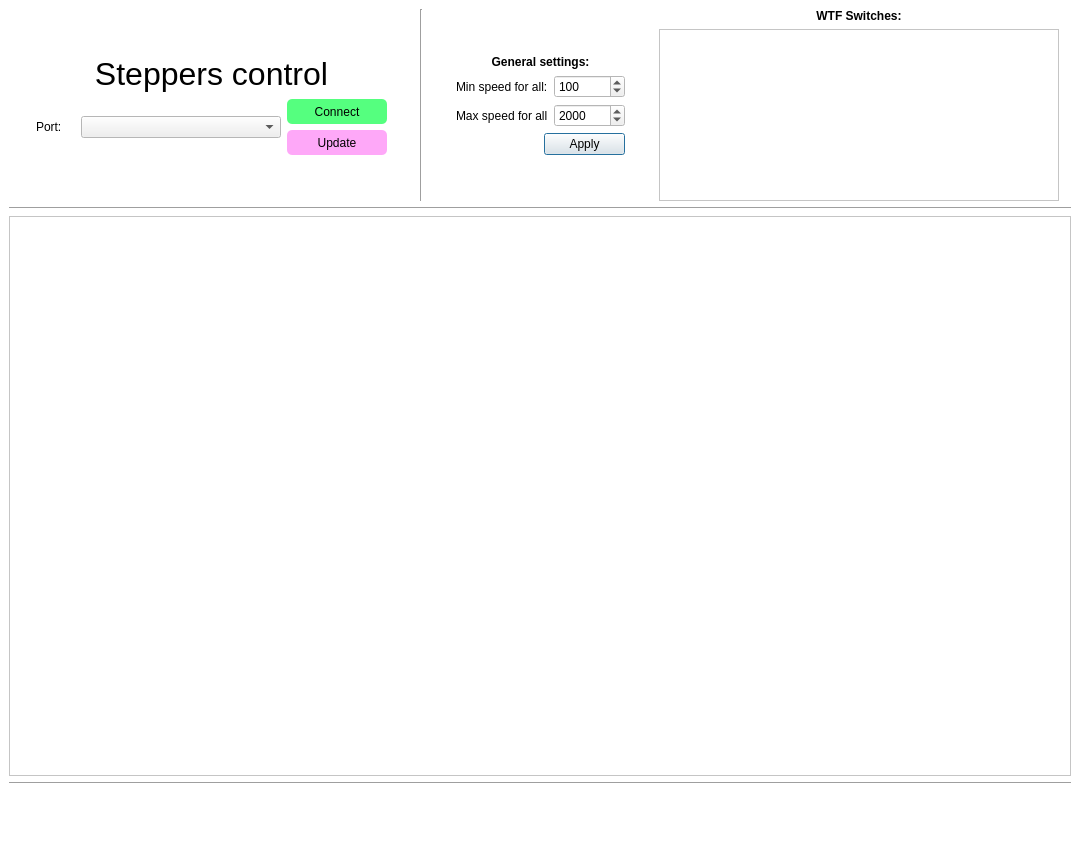
This is mainwindow.ui in Dmytr0K/steppers_control_se as Qt 5 draws it before an edit. The edited form follows.
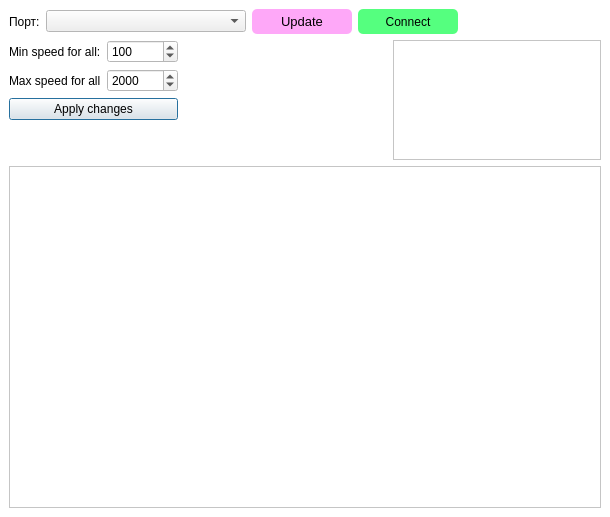
This is the edited form. Icons and pictures are not drawn.

Commit message: Replace layout -fix commands codes

```diff
--- a/mainwindow.ui
+++ b/mainwindow.ui
@@ -6,20 +6,20 @@
    <rect>
     <x>0</x>
     <y>0</y>
-    <width>1080</width>
-    <height>850</height>
+    <width>610</width>
+    <height>517</height>
    </rect>
   </property>
   <property name="minimumSize">
    <size>
-    <width>1080</width>
-    <height>850</height>
+    <width>0</width>
+    <height>0</height>
    </size>
   </property>
   <property name="maximumSize">
    <size>
-    <width>5000</width>
-    <height>5000</height>
+    <width>16777215</width>
+    <height>16777215</height>
    </size>
   </property>
   <property name="palette">
@@ -96,251 +96,103 @@
    <string notr="true"/>
   </property>
   <widget class="QWidget" name="centralwidget">
-   <layout class="QGridLayout" name="gridLayout_3">
-    <item row="4" column="0" colspan="5">
-     <spacer name="verticalSpacer_3">
-      <property name="orientation">
-       <enum>Qt::Vertical</enum>
-      </property>
-      <property name="sizeHint" stdset="0">
-       <size>
-        <width>20</width>
-        <height>40</height>
-       </size>
-      </property>
-     </spacer>
-    </item>
-    <item row="0" column="2">
-     <layout class="QGridLayout" name="gridLayout">
-      <item row="3" column="3">
-       <spacer name="horizontalSpacer_3">
-        <property name="orientation">
-         <enum>Qt::Horizontal</enum>
-        </property>
-        <property name="sizeHint" stdset="0">
-         <size>
-          <width>40</width>
-          <height>20</height>
-         </size>
-        </property>
-       </spacer>
-      </item>
-      <item row="2" column="2">
-       <widget class="QPushButton" name="buttonApply">
-        <property name="text">
-         <string>Apply</string>
-        </property>
-        <property name="default">
-         <bool>true</bool>
-        </property>
-       </widget>
-      </item>
-      <item row="1" column="1" colspan="2">
-       <layout class="QFormLayout" name="formLayout_3">
-        <item row="0" column="0">
-         <spacer name="verticalSpacer_5">
-          <property name="orientation">
-           <enum>Qt::Vertical</enum>
-          </property>
-          <property name="sizeHint" stdset="0">
-           <size>
-            <width>20</width>
-            <height>40</height>
-           </size>
-          </property>
-         </spacer>
-        </item>
-        <item row="1" column="0" colspan="2">
-         <widget class="QLabel" name="label_5">
-          <property name="text">
-           <string>&lt;html&gt;&lt;head/&gt;&lt;body&gt;&lt;p align=&quot;center&quot;&gt;&lt;span style=&quot; font-weight:600;&quot;&gt;General settings:&lt;/span&gt;&lt;/p&gt;&lt;/body&gt;&lt;/html&gt;</string>
-          </property>
-         </widget>
-        </item>
-        <item row="2" column="0">
-         <widget class="QLabel" name="label_3">
-          <property name="text">
-           <string>Min speed for all:</string>
-          </property>
-         </widget>
-        </item>
-        <item row="2" column="1">
-         <widget class="QSpinBox" name="spinMinAll">
-          <property name="minimum">
-           <number>-1000000</number>
-          </property>
-          <property name="maximum">
-           <number>1000000</number>
-          </property>
-          <property name="value">
-           <number>100</number>
-          </property>
-         </widget>
-        </item>
-        <item row="3" column="0">
-         <widget class="QLabel" name="label_4">
-          <property name="text">
-           <string>Max speed for all</string>
-          </property>
-         </widget>
-        </item>
-        <item row="3" column="1">
-         <widget class="QSpinBox" name="spinMaxAll">
-          <property name="minimum">
-           <number>-1000000</number>
-          </property>
-          <property name="maximum">
-           <number>1000000</number>
-          </property>
-          <property name="value">
-           <number>2000</number>
-          </property>
-         </widget>
-        </item>
-       </layout>
-      </item>
-      <item row="1" column="0">
-       <spacer name="horizontalSpacer_4">
-        <property name="orientation">
-         <enum>Qt::Horizontal</enum>
-        </property>
-        <property name="sizeHint" stdset="0">
-         <size>
-          <width>40</width>
-          <height>20</height>
-         </size>
-        </property>
-       </spacer>
-      </item>
-      <item row="3" column="2">
-       <spacer name="verticalSpacer_4">
-        <property name="orientation">
-         <enum>Qt::Vertical</enum>
-        </property>
-        <property name="sizeHint" stdset="0">
-         <size>
-          <width>20</width>
-          <height>40</height>
-         </size>
-        </property>
-       </spacer>
-      </item>
-      <item row="2" column="1" rowspan="2">
-       <widget class="QLabel" name="label_7">
-        <property name="maximumSize">
-         <size>
-          <width>100</width>
-          <height>80</height>
-         </size>
-        </property>
-        <property name="styleSheet">
-         <string notr="true"/>
-        </property>
-        <property name="text">
-         <string/>
-        </property>
-        <property name="pixmap">
-         <pixmap resource="resources.qrc">:/res/src/mlp.png</pixmap>
-        </property>
-        <property name="scaledContents">
-         <bool>true</bool>
-        </property>
-       </widget>
-      </item>
-     </layout>
-    </item>
-    <item row="0" column="1">
-     <widget class="Line" name="line_2">
-      <property name="orientation">
-       <enum>Qt::Vertical</enum>
-      </property>
-     </widget>
-    </item>
-    <item row="0" column="3">
-     <layout class="QGridLayout" name="gridLayout_4">
-      <item row="0" column="0">
-       <widget class="QLabel" name="label_6">
-        <property name="text">
-         <string>&lt;html&gt;&lt;head/&gt;&lt;body&gt;&lt;p align=&quot;center&quot;&gt;&lt;span style=&quot; font-weight:600;&quot;&gt;WTF Switches:&lt;/span&gt;&lt;/p&gt;&lt;/body&gt;&lt;/html&gt;</string>
-        </property>
-       </widget>
-      </item>
-      <item row="1" column="0">
-       <widget class="QScrollArea" name="scrollArea_switches">
-        <property name="minimumSize">
-         <size>
-          <width>400</width>
-          <height>150</height>
-         </size>
-        </property>
-        <property name="maximumSize">
-         <size>
-          <width>16777215</width>
-          <height>220</height>
-         </size>
-        </property>
-        <property name="widgetResizable">
-         <bool>true</bool>
-        </property>
-        <widget class="QWidget" name="scrollAreaWidgetContents">
-         <property name="geometry">
-          <rect>
-           <x>0</x>
-           <y>0</y>
-           <width>398</width>
-           <height>172</height>
-          </rect>
-         </property>
-        </widget>
-       </widget>
-      </item>
-     </layout>
-    </item>
+   <layout class="QGridLayout" name="gridLayout">
     <item row="0" column="0">
-     <layout class="QGridLayout" name="gridLayout_2">
-      <item row="2" column="5">
-       <spacer name="horizontalSpacer_2">
-        <property name="orientation">
-         <enum>Qt::Horizontal</enum>
-        </property>
-        <property name="sizeHint" stdset="0">
-         <size>
-          <width>40</width>
-          <height>20</height>
-         </size>
-        </property>
-       </spacer>
-      </item>
-      <item row="3" column="4">
-       <spacer name="verticalSpacer">
-        <property name="orientation">
-         <enum>Qt::Vertical</enum>
-        </property>
-        <property name="sizeHint" stdset="0">
-         <size>
-          <width>20</width>
-          <height>40</height>
-         </size>
-        </property>
-       </spacer>
-      </item>
-      <item row="1" column="1" colspan="4">
-       <widget class="QLabel" name="label_2">
-        <property name="toolTip">
-         <string>&lt;html&gt;&lt;head/&gt;&lt;body&gt;&lt;p&gt;&lt;br/&gt;&lt;/p&gt;&lt;/body&gt;&lt;/html&gt;</string>
-        </property>
-        <property name="styleSheet">
-         <string notr="true"/>
-        </property>
-        <property name="text">
-         <string>&lt;html&gt;&lt;head/&gt;&lt;body&gt;&lt;p align=&quot;center&quot;&gt;&lt;span style=&quot; font-size:24pt;&quot;&gt;Steppers control&lt;/span&gt;&lt;/p&gt;&lt;/body&gt;&lt;/html&gt;</string>
-        </property>
-       </widget>
-      </item>
-      <item row="2" column="4">
-       <layout class="QVBoxLayout" name="verticalLayout">
+     <layout class="QVBoxLayout" name="verticalLayout_2">
+      <item>
+       <layout class="QHBoxLayout" name="horizontalLayout">
+        <item>
+         <widget class="QLabel" name="label">
+          <property name="sizePolicy">
+           <sizepolicy hsizetype="Fixed" vsizetype="Preferred">
+            <horstretch>0</horstretch>
+            <verstretch>0</verstretch>
+           </sizepolicy>
+          </property>
+          <property name="text">
+           <string>Порт:</string>
+          </property>
+         </widget>
+        </item>
+        <item>
+         <widget class="QComboBox" name="combo_ports">
+          <property name="sizePolicy">
+           <sizepolicy hsizetype="MinimumExpanding" vsizetype="Fixed">
+            <horstretch>0</horstretch>
+            <verstretch>0</verstretch>
+           </sizepolicy>
+          </property>
+          <property name="minimumSize">
+           <size>
+            <width>200</width>
+            <height>0</height>
+           </size>
+          </property>
+          <property name="maximumSize">
+           <size>
+            <width>200</width>
+            <height>16777215</height>
+           </size>
+          </property>
+         </widget>
+        </item>
+        <item>
+         <widget class="QPushButton" name="button_update">
+          <property name="sizePolicy">
+           <sizepolicy hsizetype="Preferred" vsizetype="Fixed">
+            <horstretch>0</horstretch>
+            <verstretch>0</verstretch>
+           </sizepolicy>
+          </property>
+          <property name="minimumSize">
+           <size>
+            <width>100</width>
+            <height>25</height>
+           </size>
+          </property>
+          <property name="maximumSize">
+           <size>
+            <width>100</width>
+            <height>25</height>
+           </size>
+          </property>
+          <property name="font">
+           <font>
+            <family>Arial</family>
+            <pointsize>10</pointsize>
+            <weight>50</weight>
+            <italic>false</italic>
+            <bold>false</bold>
+           </font>
+          </property>
+          <property name="styleSheet">
+           <string notr="true">QPushButton:!pressed
+{
+	background-color: rgb(254, 168, 248);
+	border-radius: 5px;
+	font: 10pt &quot;Arial&quot;;
+}
+
+QPushButton:pressed
+{
+	background-color: rgb(254, 168, 248);
+	border-radius: 5px;
+	font: 10pt &quot;Arial&quot;;
+}</string>
+          </property>
+          <property name="text">
+           <string>Update</string>
+          </property>
+         </widget>
+        </item>
         <item>
          <widget class="QPushButton" name="button_connect">
+          <property name="sizePolicy">
+           <sizepolicy hsizetype="Preferred" vsizetype="Fixed">
+            <horstretch>0</horstretch>
+            <verstretch>0</verstretch>
+           </sizepolicy>
+          </property>
           <property name="minimumSize">
            <size>
             <width>100</width>
@@ -382,129 +234,184 @@
          </widget>
         </item>
         <item>
-         <widget class="QPushButton" name="button_update">
+         <spacer name="horizontalSpacer">
+          <property name="orientation">
+           <enum>Qt::Horizontal</enum>
+          </property>
+          <property name="sizeType">
+           <enum>QSizePolicy::Expanding</enum>
+          </property>
+          <property name="sizeHint" stdset="0">
+           <size>
+            <width>40</width>
+            <height>20</height>
+           </size>
+          </property>
+         </spacer>
+        </item>
+       </layout>
+      </item>
+      <item>
+       <layout class="QHBoxLayout" name="horizontalLayout_4">
+        <item>
+         <layout class="QVBoxLayout" name="verticalLayout">
+          <item>
+           <layout class="QHBoxLayout" name="horizontalLayout_2">
+            <item>
+             <widget class="QLabel" name="label_3">
+              <property name="text">
+               <string>Min speed for all:</string>
+              </property>
+             </widget>
+            </item>
+            <item>
+             <widget class="QSpinBox" name="spinMinAll">
+              <property name="minimum">
+               <number>-1000000</number>
+              </property>
+              <property name="maximum">
+               <number>1000000</number>
+              </property>
+              <property name="value">
+               <number>100</number>
+              </property>
+             </widget>
+            </item>
+           </layout>
+          </item>
+          <item>
+           <layout class="QHBoxLayout" name="horizontalLayout_3">
+            <item>
+             <widget class="QLabel" name="label_4">
+              <property name="text">
+               <string>Max speed for all</string>
+              </property>
+             </widget>
+            </item>
+            <item>
+             <widget class="QSpinBox" name="spinMaxAll">
+              <property name="minimum">
+               <number>-1000000</number>
+              </property>
+              <property name="maximum">
+               <number>1000000</number>
+              </property>
+              <property name="value">
+               <number>2000</number>
+              </property>
+             </widget>
+            </item>
+           </layout>
+          </item>
+          <item>
+           <widget class="QPushButton" name="buttonApply">
+            <property name="text">
+             <string>Apply changes</string>
+            </property>
+            <property name="default">
+             <bool>true</bool>
+            </property>
+           </widget>
+          </item>
+          <item>
+           <spacer name="verticalSpacer">
+            <property name="orientation">
+             <enum>Qt::Vertical</enum>
+            </property>
+            <property name="sizeType">
+             <enum>QSizePolicy::Preferred</enum>
+            </property>
+            <property name="sizeHint" stdset="0">
+             <size>
+              <width>20</width>
+              <height>40</height>
+             </size>
+            </property>
+           </spacer>
+          </item>
+         </layout>
+        </item>
+        <item>
+         <spacer name="horizontalSpacer_2">
+          <property name="orientation">
+           <enum>Qt::Horizontal</enum>
+          </property>
+          <property name="sizeType">
+           <enum>QSizePolicy::MinimumExpanding</enum>
+          </property>
+          <property name="sizeHint" stdset="0">
+           <size>
+            <width>40</width>
+            <height>20</height>
+           </size>
+          </property>
+         </spacer>
+        </item>
+        <item>
+         <widget class="QScrollArea" name="scrollArea_switches">
+          <property name="sizePolicy">
+           <sizepolicy hsizetype="Expanding" vsizetype="Preferred">
+            <horstretch>0</horstretch>
+            <verstretch>0</verstretch>
+           </sizepolicy>
+          </property>
           <property name="minimumSize">
            <size>
-            <width>100</width>
-            <height>25</height>
+            <width>0</width>
+            <height>0</height>
            </size>
           </property>
           <property name="maximumSize">
            <size>
-            <width>100</width>
-            <height>25</height>
+            <width>16777215</width>
+            <height>16777215</height>
            </size>
           </property>
-          <property name="styleSheet">
-           <string notr="true">QPushButton:!pressed
-{
-	background-color: rgb(254, 168, 248);
-	border-radius: 5px;
-	font: 12pt &quot;Arial&quot;;
-}
-
-QPushButton:pressed
-{
-	background-color: rgb(254, 168, 248);
-	border-radius: 5px;
-	font: 11pt &quot;Arial&quot;;
-}</string>
+          <property name="sizeAdjustPolicy">
+           <enum>QAbstractScrollArea::AdjustToContents</enum>
           </property>
-          <property name="text">
-           <string>Update</string>
+          <property name="widgetResizable">
+           <bool>true</bool>
           </property>
+          <widget class="QWidget" name="scrollAreaWidgetContents">
+           <property name="geometry">
+            <rect>
+             <x>0</x>
+             <y>0</y>
+             <width>203</width>
+             <height>125</height>
+            </rect>
+           </property>
+          </widget>
          </widget>
         </item>
        </layout>
       </item>
-      <item row="2" column="0">
-       <spacer name="horizontalSpacer">
-        <property name="orientation">
-         <enum>Qt::Horizontal</enum>
-        </property>
-        <property name="sizeHint" stdset="0">
-         <size>
-          <width>40</width>
-          <height>20</height>
-         </size>
-        </property>
-       </spacer>
-      </item>
-      <item row="2" column="1">
-       <widget class="QLabel" name="label">
-        <property name="text">
-         <string>Port:</string>
-        </property>
-       </widget>
-      </item>
-      <item row="2" column="2" colspan="2">
-       <widget class="QComboBox" name="combo_ports">
+      <item>
+       <widget class="QScrollArea" name="scrollArea_engines">
         <property name="minimumSize">
          <size>
-          <width>200</width>
-          <height>0</height>
+          <width>0</width>
+          <height>100</height>
          </size>
         </property>
-        <property name="maximumSize">
-         <size>
-          <width>200</width>
-          <height>16777215</height>
-         </size>
+        <property name="widgetResizable">
+         <bool>true</bool>
         </property>
+        <widget class="QWidget" name="area_engines">
+         <property name="geometry">
+          <rect>
+           <x>0</x>
+           <y>0</y>
+           <width>588</width>
+           <height>327</height>
+          </rect>
+         </property>
+        </widget>
        </widget>
       </item>
-      <item row="0" column="1">
-       <spacer name="verticalSpacer_2">
-        <property name="orientation">
-         <enum>Qt::Vertical</enum>
-        </property>
-        <property name="sizeHint" stdset="0">
-         <size>
-          <width>20</width>
-          <height>40</height>
-         </size>
-        </property>
-       </spacer>
-      </item>
      </layout>
     </item>
-    <item row="1" column="0" colspan="6">
-     <widget class="Line" name="line">
-      <property name="orientation">
-       <enum>Qt::Horizontal</enum>
-      </property>
-     </widget>
-    </item>
-    <item row="3" column="0" colspan="6">
-     <widget class="Line" name="line_3">
-      <property name="orientation">
-       <enum>Qt::Horizontal</enum>
-      </property>
-     </widget>
-    </item>
-    <item row="2" column="0" colspan="6">
-     <widget class="QScrollArea" name="scrollArea_engines">
-      <property name="minimumSize">
-       <size>
-        <width>971</width>
-        <height>560</height>
-       </size>
-      </property>
-      <property name="widgetResizable">
-       <bool>true</bool>
-      </property>
-      <widget class="QWidget" name="area_engines">
-       <property name="geometry">
-        <rect>
-         <x>0</x>
-         <y>0</y>
-         <width>1054</width>
-         <height>558</height>
-        </rect>
-       </property>
-      </widget>
-     </widget>
-    </item>
    </layout>
   </widget>
  </widget>
```
Left out of the diff: 8 changed lines with no effect on the pictures. The commit also changes 5 other files.
